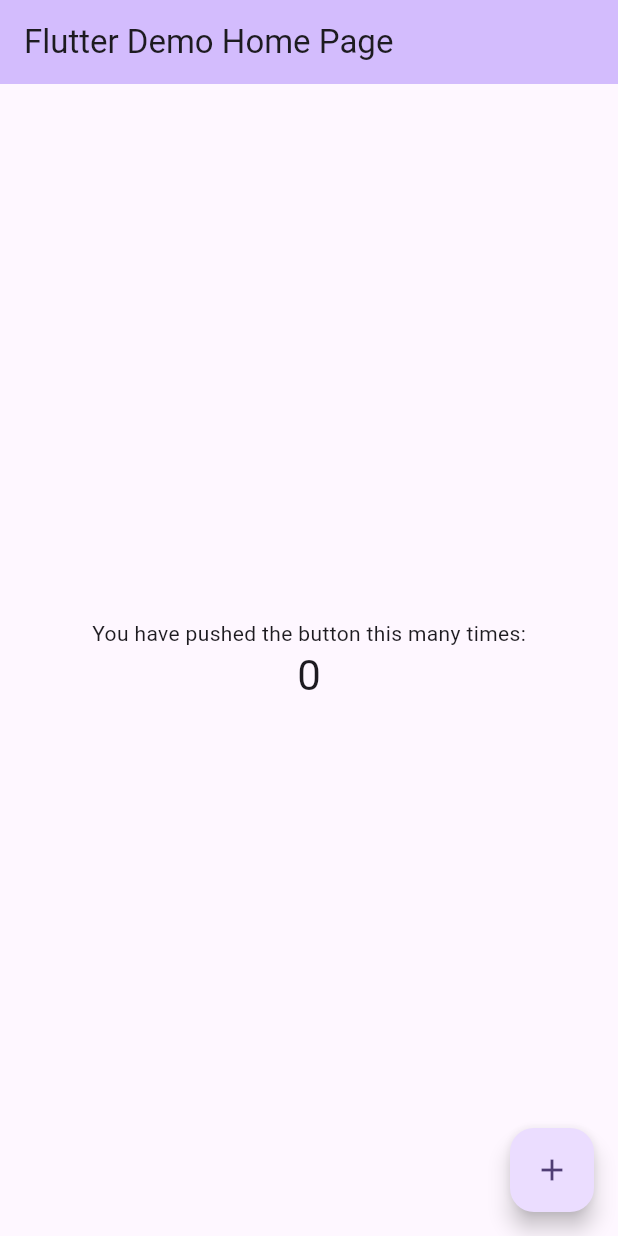
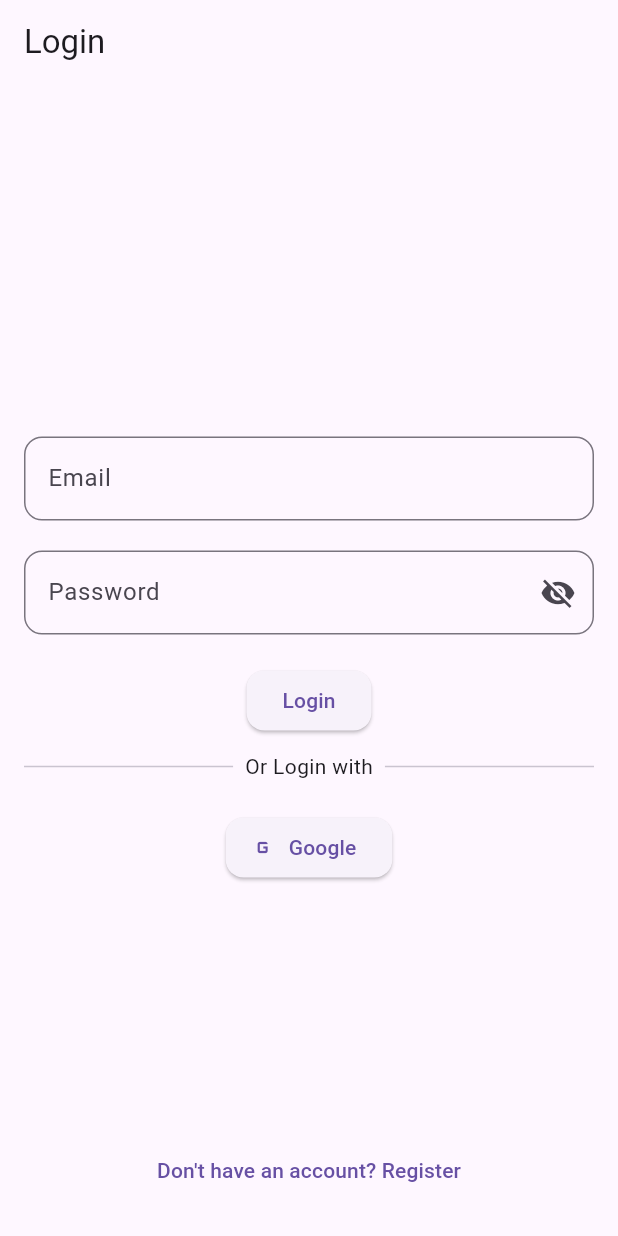
Before and after one commit to Saathi-GSC25/FRONTEND-USER, a Flutter app: the screen it shows after launch, on a phone screen of 412 x 824 dp. Run offline on Flutter 3.47's test engine with Material 3 defaults, Android fonts, the phone set to English and light mode, and no system bars; our stand-ins replace firebase_auth, firebase_core, google_sign_in; accounts and stored records are empty.

Commit message:
login / signup

```diff
--- a/lib/main.dart
+++ b/lib/main.dart
@@ -1,122 +1,30 @@
 import 'package:flutter/material.dart';
+import 'package:provider/provider.dart';
+import 'package:firebase_core/firebase_core.dart';
+import 'screens/auth_checker.dart';
+import 'services/auth_service.dart';
 
-void main() {
-  runApp(const MyApp());
+void main() async {
+  WidgetsFlutterBinding.ensureInitialized();
+  await Firebase.initializeApp();
+  runApp(
+    MultiProvider(
+      providers: [
+        Provider(create: (_) => AuthService()), // Added AuthService provider
+      ],
+      child: const MyApp(),
+    ),
+  );
 }
 
 class MyApp extends StatelessWidget {
   const MyApp({super.key});
 
-  // This widget is the root of your application.
   @override
   Widget build(BuildContext context) {
     return MaterialApp(
-      title: 'Flutter Demo',
-      theme: ThemeData(
-        // This is the theme of your application.
-        //
-        // TRY THIS: Try running your application with "flutter run". You'll see
-        // the application has a purple toolbar. Then, without quitting the app,
-        // try changing the seedColor in the colorScheme below to Colors.green
-        // and then invoke "hot reload" (save your changes or press the "hot
-        // reload" button in a Flutter-supported IDE, or press "r" if you used
-        // the command line to start the app).
-        //
-        // Notice that the counter didn't reset back to zero; the application
-        // state is not lost during the reload. To reset the state, use hot
-        // restart instead.
-        //
-        // This works for code too, not just values: Most code changes can be
-        // tested with just a hot reload.
-        colorScheme: ColorScheme.fromSeed(seedColor: Colors.deepPurple),
-      ),
-      home: const MyHomePage(title: 'Flutter Demo Home Page'),
+      debugShowCheckedModeBanner: false,
+      home: const AuthChecker(),
     );
   }
 }
-
-class MyHomePage extends StatefulWidget {
-  const MyHomePage({super.key, required this.title});
-
-  // This widget is the home page of your application. It is stateful, meaning
-  // that it has a State object (defined below) that contains fields that affect
-  // how it looks.
-
-  // This class is the configuration for the state. It holds the values (in this
-  // case the title) provided by the parent (in this case the App widget) and
-  // used by the build method of the State. Fields in a Widget subclass are
-  // always marked "final".
-
-  final String title;
-
-  @override
-  State<MyHomePage> createState() => _MyHomePageState();
-}
-
-class _MyHomePageState extends State<MyHomePage> {
-  int _counter = 0;
-
-  void _incrementCounter() {
-    setState(() {
-      // This call to setState tells the Flutter framework that something has
-      // changed in this State, which causes it to rerun the build method below
-      // so that the display can reflect the updated values. If we changed
-      // _counter without calling setState(), then the build method would not be
-      // called again, and so nothing would appear to happen.
-      _counter++;
-    });
-  }
-
-  @override
-  Widget build(BuildContext context) {
-    // This method is rerun every time setState is called, for instance as done
-    // by the _incrementCounter method above.
-    //
-    // The Flutter framework has been optimized to make rerunning build methods
-    // fast, so that you can just rebuild anything that needs updating rather
-    // than having to individually change instances of widgets.
-    return Scaffold(
-      appBar: AppBar(
-        // TRY THIS: Try changing the color here to a specific color (to
-        // Colors.amber, perhaps?) and trigger a hot reload to see the AppBar
-        // change color while the other colors stay the same.
-        backgroundColor: Theme.of(context).colorScheme.inversePrimary,
-        // Here we take the value from the MyHomePage object that was created by
-        // the App.build method, and use it to set our appbar title.
-        title: Text(widget.title),
-      ),
-      body: Center(
-        // Center is a layout widget. It takes a single child and positions it
-        // in the middle of the parent.
-        child: Column(
-          // Column is also a layout widget. It takes a list of children and
-          // arranges them vertically. By default, it sizes itself to fit its
-          // children horizontally, and tries to be as tall as its parent.
-          //
-          // Column has various properties to control how it sizes itself and
-          // how it positions its children. Here we use mainAxisAlignment to
-          // center the children vertically; the main axis here is the vertical
-          // axis because Columns are vertical (the cross axis would be
-          // horizontal).
-          //
-          // TRY THIS: Invoke "debug painting" (choose the "Toggle Debug Paint"
-          // action in the IDE, or press "p" in the console), to see the
-          // wireframe for each widget.
-          mainAxisAlignment: MainAxisAlignment.center,
-          children: <Widget>[
-            const Text('You have pushed the button this many times:'),
-            Text(
-              '$_counter',
-              style: Theme.of(context).textTheme.headlineMedium,
-            ),
-          ],
-        ),
-      ),
-      floatingActionButton: FloatingActionButton(
-        onPressed: _incrementCounter,
-        tooltip: 'Increment',
-        child: const Icon(Icons.add),
-      ), // This trailing comma makes auto-formatting nicer for build methods.
-    );
-  }
-}
--- /dev/null
+++ b/lib/screens/auth_checker.dart
@@ -0,0 +1,25 @@
+import 'package:flutter/material.dart';
+import 'package:provider/provider.dart';
+import '../services/auth_service.dart';
+import 'package:firebase_auth/firebase_auth.dart';
+import 'home_screen.dart';
+import 'login_screen.dart';
+
+class AuthChecker extends StatelessWidget {
+  const AuthChecker({super.key});
+
+  @override
+  Widget build(BuildContext context) {
+    final authService = Provider.of<AuthService>(context, listen: false);
+
+    return StreamBuilder<User?>(
+      stream: authService.authStateChanges,
+      builder: (context, snapshot) {
+        if (snapshot.hasData) {
+          return const HomeScreen();
+        }
+        return const LoginScreen();
+      },
+    );
+  }
+}
--- /dev/null
+++ b/lib/screens/login_screen.dart
@@ -0,0 +1,157 @@
+import 'package:flutter/material.dart';
+import 'package:provider/provider.dart';
+import '../services/auth_service.dart';
+import 'signup_screen.dart';
+import 'home_screen.dart';
+
+class LoginScreen extends StatefulWidget {
+  const LoginScreen({super.key});
+
+  @override
+  State<LoginScreen> createState() => _LoginScreenState();
+}
+
+class _LoginScreenState extends State<LoginScreen> {
+  final _emailController = TextEditingController();
+  final _passwordController = TextEditingController();
+  bool _isPasswordVisible = false;
+
+  Future<void> _login() async {
+    try {
+      final user = await Provider.of<AuthService>(
+        context,
+        listen: false,
+      ).signInWithEmailPassword(
+        _emailController.text,
+        _passwordController.text,
+      );
+
+      if (user != null) {
+        print("User logged in successfully: ${user.email}");
+        ScaffoldMessenger.of(
+          context,
+        ).showSnackBar(SnackBar(content: Text("Logged in as ${user.email}")));
+        Navigator.pushReplacement(
+          context,
+          MaterialPageRoute(builder: (context) => const HomeScreen()),
+        );
+      } else {
+        print("Login failed: User is null");
+        ScaffoldMessenger.of(context).showSnackBar(
+          const SnackBar(
+            content: Text("Login failed. Please check your credentials."),
+          ),
+        );
+      }
+    } catch (e) {
+      print("Login error: $e");
+      ScaffoldMessenger.of(
+        context,
+      ).showSnackBar(SnackBar(content: Text("Error: $e")));
+    }
+  }
+
+  @override
+  Widget build(BuildContext context) {
+    return Scaffold(
+      appBar: AppBar(title: const Text("Login")),
+      body: Stack(
+        children: [
+          Padding(
+            padding: const EdgeInsets.all(16.0),
+            child: Column(
+              mainAxisAlignment: MainAxisAlignment.center,
+              children: [
+                TextField(
+                  controller: _emailController,
+                  decoration: const InputDecoration(
+                    labelText: "Email",
+                    border: OutlineInputBorder(
+                      borderRadius: BorderRadius.all(Radius.circular(12.0)),
+                    ),
+                  ),
+                ),
+                const SizedBox(height: 20),
+                TextField(
+                  controller: _passwordController,
+                  obscureText: !_isPasswordVisible,
+                  decoration: InputDecoration(
+                    labelText: "Password",
+                    border: const OutlineInputBorder(
+                      borderRadius: BorderRadius.all(Radius.circular(12.0)),
+                    ),
+                    suffixIcon: IconButton(
+                      icon: Icon(
+                        _isPasswordVisible
+                            ? Icons.visibility
+                            : Icons.visibility_off,
+                      ),
+                      onPressed: () {
+                        setState(() {
+                          _isPasswordVisible = !_isPasswordVisible;
+                        });
+                      },
+                    ),
+                  ),
+                ),
+                const SizedBox(height: 20),
+                ElevatedButton(
+                  onPressed: _login,
+                  style: ElevatedButton.styleFrom(
+                    shape: RoundedRectangleBorder(
+                      borderRadius: BorderRadius.circular(12.0),
+                    ),
+                  ),
+                  child: const Text("Login"),
+                ),
+                const SizedBox(height: 10),
+                Row(
+                  children: const [
+                    Expanded(child: Divider()),
+                    Padding(
+                      padding: EdgeInsets.symmetric(horizontal: 8.0),
+                      child: Text("Or Login with"),
+                    ),
+                    Expanded(child: Divider()),
+                  ],
+                ),
+                const SizedBox(height: 20),
+                ElevatedButton.icon(
+                  onPressed: () async {
+                    await Provider.of<AuthService>(
+                      context,
+                      listen: false,
+                    ).signInWithGoogle();
+                  },
+                  icon: const Icon(Icons.g_mobiledata),
+                  label: const Text("Google"),
+                  style: ElevatedButton.styleFrom(
+                    shape: RoundedRectangleBorder(
+                      borderRadius: BorderRadius.circular(12.0),
+                    ),
+                  ),
+                ),
+              ],
+            ),
+          ),
+          Align(
+            alignment: Alignment.bottomCenter,
+            child: Padding(
+              padding: const EdgeInsets.only(bottom: 20.0),
+              child: TextButton(
+                onPressed:
+                    () => Navigator.push(
+                      context,
+                      MaterialPageRoute(
+                        builder: (context) => const SignupScreen(),
+                      ),
+                    ),
+                child: const Text("Don't have an account? Register"),
+              ),
+            ),
+          ),
+        ],
+      ),
+    );
+  }
+}
--- a/pubspec.yaml
+++ b/pubspec.yaml
@@ -30,6 +30,11 @@ environment:
 dependencies:
   flutter:
     sdk: flutter
+  firebase_core: ^2.10.0
+  firebase_auth: ^4.8.0
+  google_sign_in: ^6.1.0
+  provider: ^6.0.5
+  flutter_riverpod: ^2.3.6
 
   # The following adds the Cupertino Icons font to your application.
   # Use with the CupertinoIcons class for iOS style icons.
```
Also changed, not shown: lib/constants/strings.dart (added, +7 -0 lines), lib/screens/home_screen.dart (added, +27 -0 lines), lib/screens/signup_screen.dart (added, +123 -0 lines), lib/services/auth_service.dart (added, +71 -0 lines), pubspec.lock, 8 other files.
